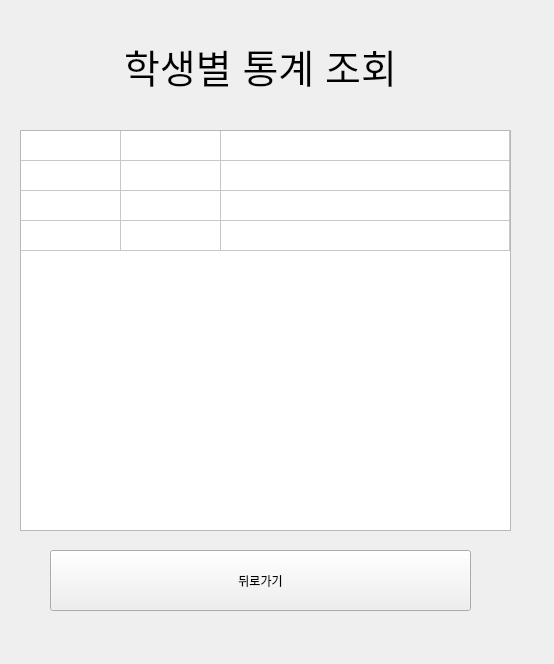
Eduappproject/education_application, file teacher_client.ui: the form before one commit.
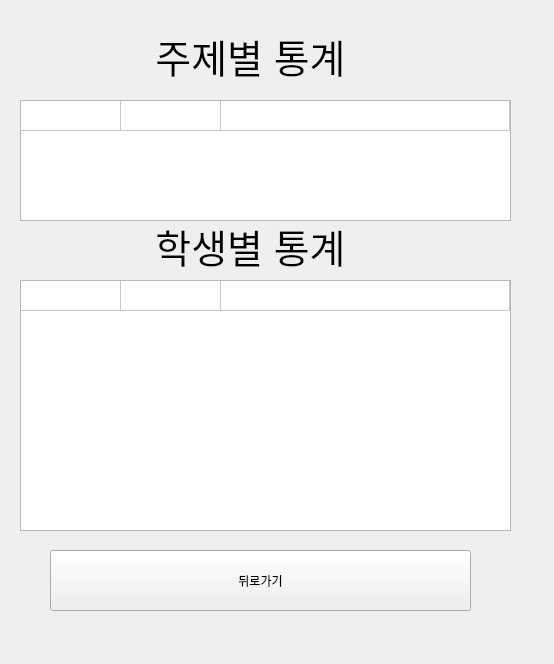
The form after the commit. The open tabs and pages were chosen to show the change.

Commit message: 교사 클라이언트 학생통계조회 가능

```diff
--- a/teacher_client.ui
+++ b/teacher_client.ui
@@ -753,8 +753,8 @@
     <widget class="QLabel" name="label_36">
      <property name="geometry">
       <rect>
-       <x>60</x>
-       <y>20</y>
+       <x>50</x>
+       <y>200</y>
        <width>381</width>
        <height>71</height>
       </rect>
@@ -765,7 +765,7 @@
       </font>
      </property>
      <property name="text">
-      <string>학생별 통계 조회</string>
+      <string>학생별 통계</string>
      </property>
      <property name="alignment">
       <set>Qt::AlignCenter</set>
@@ -778,9 +778,9 @@
      <property name="geometry">
       <rect>
        <x>10</x>
-       <y>120</y>
+       <y>270</y>
        <width>491</width>
-       <height>401</height>
+       <height>251</height>
       </rect>
      </property>
      <property name="mouseTracking">
@@ -798,6 +798,9 @@
      <property name="sortingEnabled">
       <bool>false</bool>
      </property>
+     <property name="rowCount">
+      <number>1</number>
+     </property>
      <attribute name="horizontalHeaderVisible">
       <bool>false</bool>
      </attribute>
@@ -825,26 +828,7 @@
      <attribute name="verticalHeaderStretchLastSection">
       <bool>false</bool>
      </attribute>
-     <row>
-      <property name="text">
-       <string>학생이름</string>
-      </property>
-     </row>
-     <row>
-      <property name="text">
-       <string>학생이름</string>
-      </property>
-     </row>
-     <row>
-      <property name="text">
-       <string>학생이름</string>
-      </property>
-     </row>
-     <row>
-      <property name="text">
-       <string>학생이름</string>
-      </property>
-     </row>
+     <row/>
      <column>
       <property name="text">
        <string>이 름</string>
@@ -852,18 +836,113 @@
      </column>
      <column>
       <property name="text">
-       <string>종 류</string>
+       <string>포인트</string>
       </property>
      </column>
      <column>
       <property name="text">
-       <string>점 수</string>
+       <string>정답률</string>
+      </property>
+     </column>
+    </widget>
+    <widget class="QTableWidget" name="StudentScorePageTableWidget_2">
+     <property name="enabled">
+      <bool>true</bool>
+     </property>
+     <property name="geometry">
+      <rect>
+       <x>10</x>
+       <y>90</y>
+       <width>491</width>
+       <height>121</height>
+      </rect>
+     </property>
+     <property name="mouseTracking">
+      <bool>false</bool>
+     </property>
+     <property name="editTriggers">
+      <set>QAbstractItemView::NoEditTriggers</set>
+     </property>
+     <property name="dragEnabled">
+      <bool>false</bool>
+     </property>
+     <property name="showGrid">
+      <bool>true</bool>
+     </property>
+     <property name="sortingEnabled">
+      <bool>false</bool>
+     </property>
+     <property name="rowCount">
+      <number>1</number>
+     </property>
+     <attribute name="horizontalHeaderVisible">
+      <bool>false</bool>
+     </attribute>
+     <attribute name="horizontalHeaderCascadingSectionResizes">
+      <bool>false</bool>
+     </attribute>
+     <attribute name="horizontalHeaderHighlightSections">
+      <bool>true</bool>
+     </attribute>
+     <attribute name="horizontalHeaderShowSortIndicator" stdset="0">
+      <bool>false</bool>
+     </attribute>
+     <attribute name="horizontalHeaderStretchLastSection">
+      <bool>true</bool>
+     </attribute>
+     <attribute name="verticalHeaderVisible">
+      <bool>false</bool>
+     </attribute>
+     <attribute name="verticalHeaderCascadingSectionResizes">
+      <bool>false</bool>
+     </attribute>
+     <attribute name="verticalHeaderShowSortIndicator" stdset="0">
+      <bool>false</bool>
+     </attribute>
+     <attribute name="verticalHeaderStretchLastSection">
+      <bool>false</bool>
+     </attribute>
+     <row/>
+     <column>
+      <property name="text">
+       <string>주제명</string>
+      </property>
+     </column>
+     <column>
+      <property name="text">
+       <string>평균점수</string>
+      </property>
+     </column>
+     <column>
+      <property name="text">
+       <string>풀이횟수</string>
       </property>
       <property name="textAlignment">
        <set>AlignLeading|AlignVCenter</set>
       </property>
      </column>
     </widget>
+    <widget class="QLabel" name="label_37">
+     <property name="geometry">
+      <rect>
+       <x>50</x>
+       <y>10</y>
+       <width>381</width>
+       <height>71</height>
+      </rect>
+     </property>
+     <property name="font">
+      <font>
+       <pointsize>29</pointsize>
+      </font>
+     </property>
+     <property name="text">
+      <string>주제별 통계</string>
+     </property>
+     <property name="alignment">
+      <set>Qt::AlignCenter</set>
+     </property>
+    </widget>
    </widget>
    <widget class="QWidget" name="page_18">
     <widget class="QPushButton" name="qnaback">
```
Left out of the diff: 15 changed lines with no effect on the pictures. The commit also changes 5 other files.
